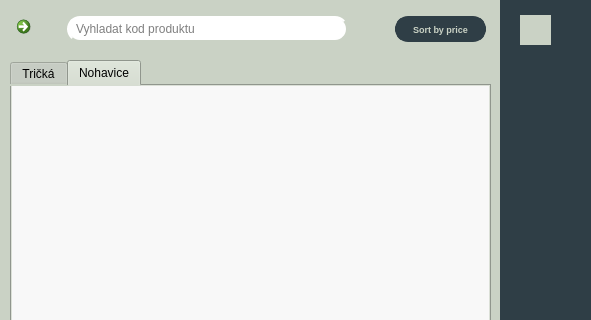
Before: the Qt Designer form source/code/main.ui in tomas-magat/camels-eshop-infosystem, drawn with Qt 5; both pictures show x 0 to 591 and y 0 to 320 of the 800 by 450 pixel window.
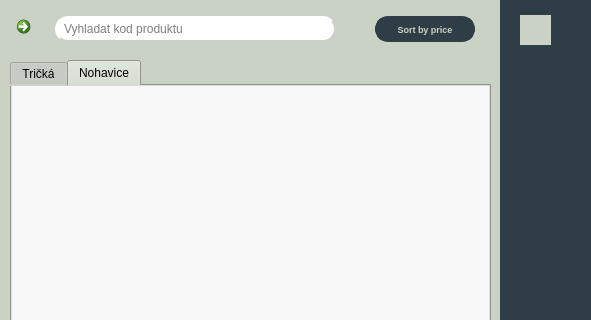
After: the same form once the commit is applied. Icons and pictures are not drawn.

```diff
--- a/source/code/main.ui
+++ b/source/code/main.ui
@@ -148,7 +148,7 @@
              <widget class="QLineEdit" name="searchField">
               <property name="geometry">
                <rect>
-                <x>12</x>
+                <x>0</x>
                 <y>7</y>
                 <width>281</width>
                 <height>26</height>
@@ -187,7 +187,7 @@
              <widget class="QPushButton" name="searchButton">
               <property name="geometry">
                <rect>
-                <x>298</x>
+                <x>280</x>
                 <y>0</y>
                 <width>31</width>
                 <height>40</height>
@@ -211,9 +211,9 @@
              <widget class="QPushButton" name="sortButton">
               <property name="geometry">
                <rect>
-                <x>340</x>
+                <x>320</x>
                 <y>7</y>
-                <width>91</width>
+                <width>100</width>
                 <height>26</height>
                </rect>
               </property>
```
Left out of the diff: 4 changed lines with no effect on the pictures.
